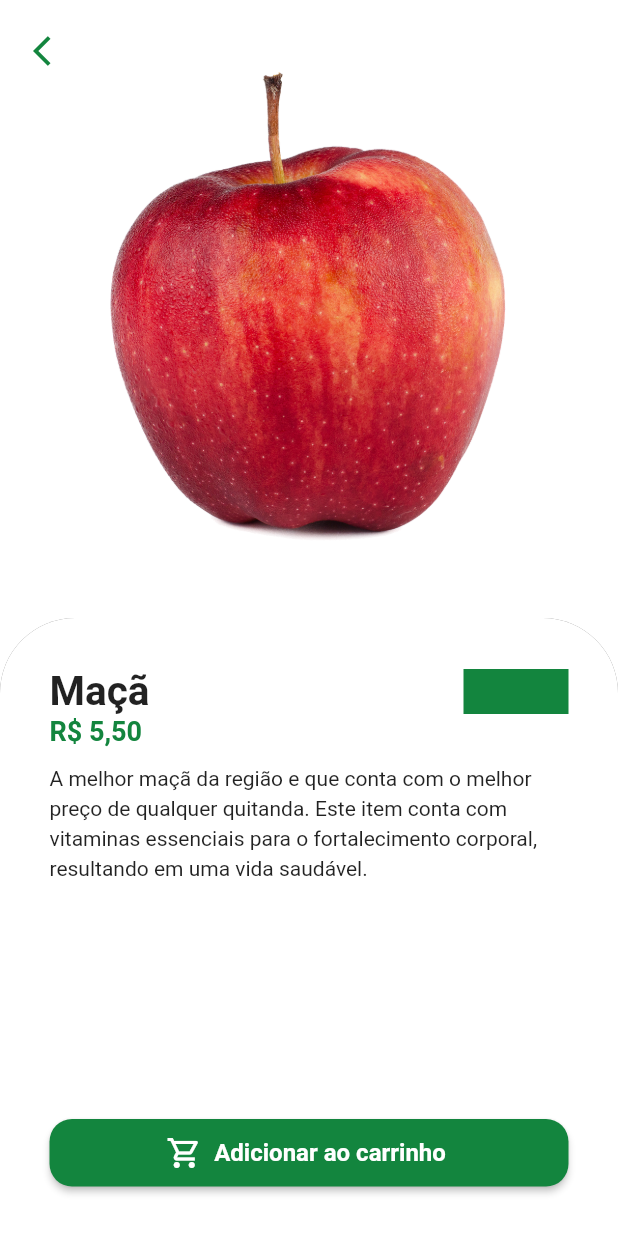
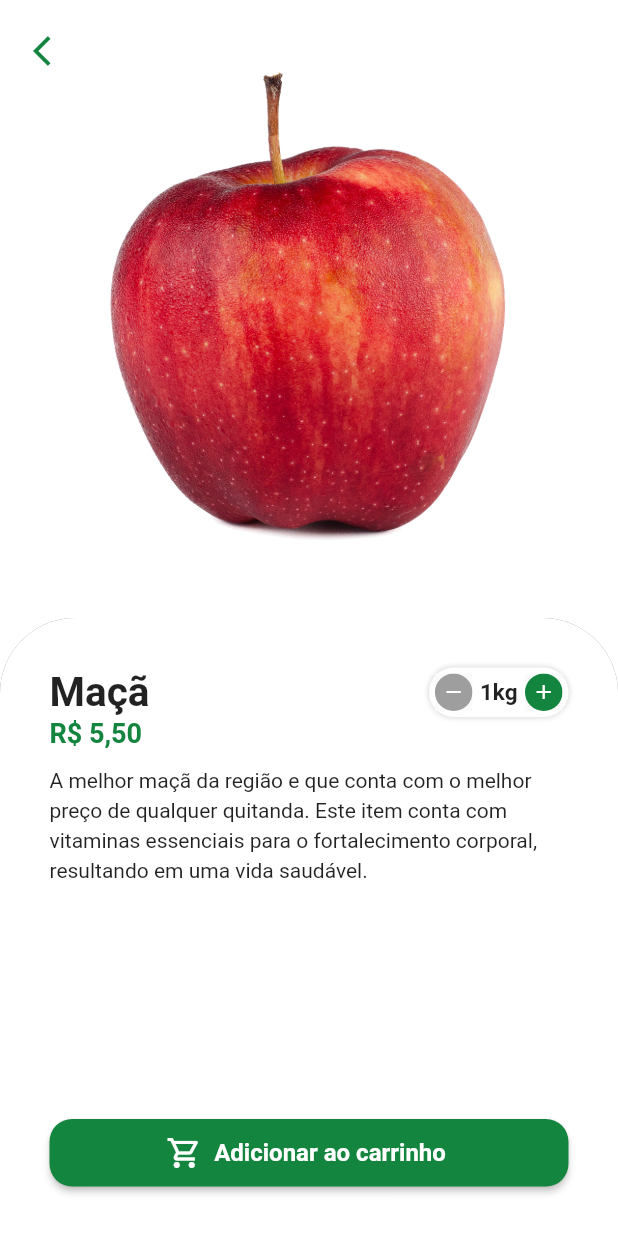
Before and after one commit to gut00/HortifrutiApp, a Flutter app: the screen it shows after launch, after a tap on "Entrar", after a tap on "Maçã", on a phone screen of 412 x 824 dp. Shown: the top 1233 px of the screen. Run offline on Flutter 3.47's test engine with Material 2 defaults, Android fonts, the phone set to English and light mode, and no system bars; our stand-ins replace animated_text_kit, badges, get, mask_text_input_formatter.

Commit message:
update_1/11

```diff
--- /dev/null
+++ b/lib/src/pages/common_widget/quantity_widget.dart
@@ -0,0 +1,99 @@
+import 'package:flutter/material.dart';
+
+class QuatityWidget extends StatelessWidget {
+  final int value;
+  final String suffixText;
+  final Function(int quantity) result;
+
+  const QuatityWidget({
+    required this.suffixText,
+    required this.value,
+    required this.result,
+    super.key,
+  });
+
+  @override
+  Widget build(BuildContext context) {
+    return Container(
+      padding: const EdgeInsets.all(4),
+      decoration: BoxDecoration(
+        color: Colors.white,
+        borderRadius: BorderRadius.circular(30),
+        boxShadow: [
+          BoxShadow(
+            color: Colors.grey.shade300,
+            spreadRadius: 1,
+            blurRadius: 2,
+          ),
+        ],
+      ),
+      child: Row(
+        children: [
+          _QuantityButton(
+            icon: Icons.remove,
+            color: Colors.grey,
+            onPressed: () {
+              if (value == 1) return;
+              int resultCount = value - 1;
+              result(resultCount);
+            },
+          ),
+          Padding(
+            padding: const EdgeInsets.symmetric(horizontal: 5),
+            child: Text(
+              '$value$suffixText',
+              style: const TextStyle(
+                fontSize: 15,
+                fontWeight: FontWeight.bold,
+              ),
+            ),
+          ),
+          _QuantityButton(
+            icon: Icons.add,
+            color: const Color.fromARGB(255, 19, 133, 62),
+            onPressed: () {
+              int resultCount = value + 1;
+              result(resultCount);
+            },
+          ),
+        ],
+      ),
+    );
+  }
+}
+
+class _QuantityButton extends StatelessWidget {
+  final Color color;
+  final IconData icon;
+  final VoidCallback onPressed;
+
+  const _QuantityButton({
+    required this.color,
+    required this.icon,
+    required this.onPressed,
+    Key? key,
+  }) : super(key: key);
+
+  @override
+  Widget build(BuildContext context) {
+    return Material(
+      child: InkWell(
+        borderRadius: BorderRadius.circular(30),
+        onTap: onPressed,
+        child: Ink(
+          height: 25,
+          width: 25,
+          decoration: BoxDecoration(
+            color: color,
+            shape: BoxShape.circle,
+          ),
+          child: Icon(
+            icon,
+            color: Colors.white,
+            size: 16,
+          ),
+        ),
+      ),
+    );
+  }
+}
--- a/lib/src/pages/products/products_page.dart
+++ b/lib/src/pages/products/products_page.dart
@@ -1,15 +1,24 @@
 import 'package:flutter/material.dart';
 import 'package:myapp/src/models/item_model.dart';
+import 'package:myapp/src/pages/common_widget/quantity_widget.dart';
 import 'package:myapp/src/services/utils_services.dart';
 
-class ProductsPage extends StatelessWidget {
-  ProductsPage({
+class ProductsPage extends StatefulWidget {
+  const ProductsPage({
     super.key,
     required this.item,
   });
 
   final ItemModel item;
+
+  @override
+  State<ProductsPage> createState() => _ProductsPageState();
+}
+
+class _ProductsPageState extends State<ProductsPage> {
   final UtilServices utilServices = UtilServices();
+
+  int cartItemQuantity = 1;
 
   @override
   Widget build(BuildContext context) {
@@ -20,8 +29,8 @@ class ProductsPage extends StatelessWidget {
             children: [
               Expanded(
                 child: Hero(
-                  tag: item.imgUrl,
-                  child: Image.asset(item.imgUrl),
+                  tag: widget.item.imgUrl,
+                  child: Image.asset(widget.item.imgUrl),
                 ),
               ),
               Expanded(
@@ -43,21 +52,25 @@ class ProductsPage extends StatelessWidget {
                         children: [
                           Expanded(
                             child: Text(
-                              item.itemName,
+                              widget.item.itemName,
                               maxLines: 2,
                               style: const TextStyle(
                                   fontSize: 27, fontWeight: FontWeight.bold),
                             ),
                           ),
-                          Container(
-                            height: 30,
-                            width: 70,
-                            color: const Color.fromARGB(255, 19, 133, 62),
-                          )
+                          QuatityWidget(
+                            suffixText: widget.item.unit,
+                            value: cartItemQuantity,
+                            result: (quantity) {
+                              setState(() {
+                                cartItemQuantity = quantity;
+                              });
+                            },
+                          ),
                         ],
                       ),
                       Text(
-                        utilServices.priceToCurrenty(item.price),
+                        utilServices.priceToCurrenty(widget.item.price),
                         style: const TextStyle(
                           fontSize: 18,
                           fontWeight: FontWeight.bold,
@@ -69,7 +82,7 @@ class ProductsPage extends StatelessWidget {
                           padding: const EdgeInsets.symmetric(vertical: 10),
                           child: SingleChildScrollView(
                             child: Text(
-                              item.description,
+                              widget.item.description,
                               style: const TextStyle(height: 1.4),
                             ),
                           ),
```
Also changed, not shown: lib/src/pages/cart/cart_tab.dart (added).
